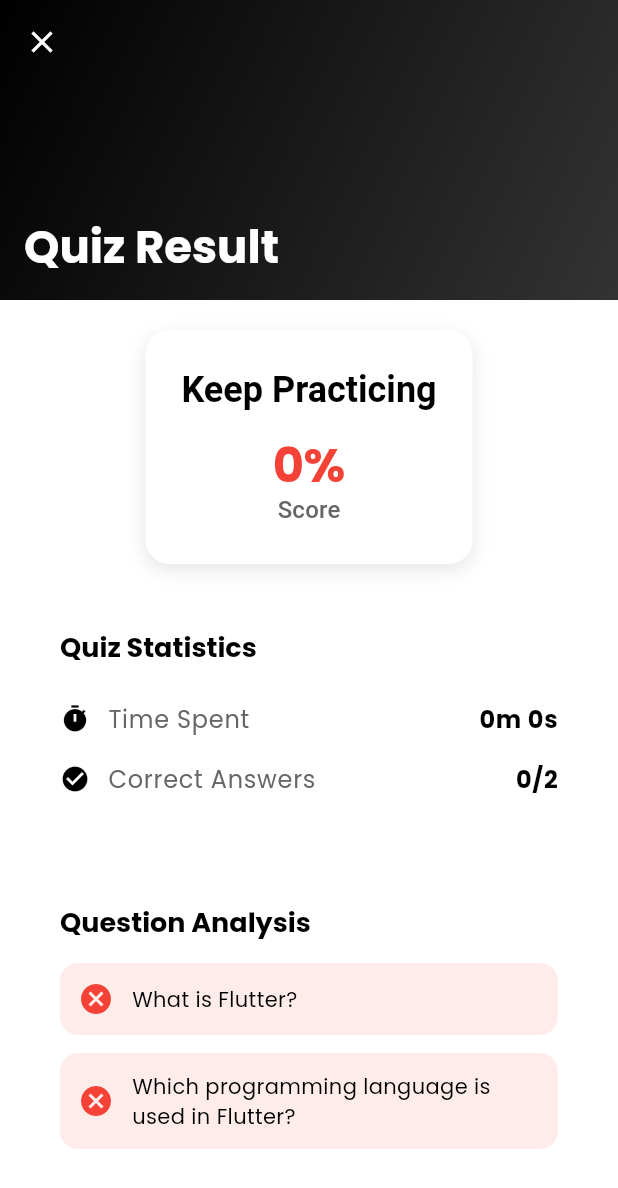
After one commit to immangoc/flutter_elearning_app, a Flutter app: the QuizResultScreen screen opened directly with sample values from the repository, on a phone screen of 412 x 824 dp. The commit adds this screen. Shown: the top 1188 px of the screen. Run offline on Flutter 3.47's test engine with Material 3 defaults, Android fonts, the phone set to English and light mode, and no system bars; our stand-ins replace bloc, cached_network_image, chewie, equatable, flutter_bloc, get and 5 more; accounts and stored records are empty.

Commit message:
add quiz result screen and related components

```diff
--- a/lib/routes/app_routes.dart
+++ b/lib/routes/app_routes.dart
@@ -36,6 +36,7 @@ class AppRoutes {
   // Quiz
   static const String quizList = '/quizzes';
   static const String quizAttempt = '/quiz/:id';
+  static const String quizResult = '/quiz/result';
   // Profile
   static const String profile = '/profile';
 
--- a/lib/routes/route_pages.dart
+++ b/lib/routes/route_pages.dart
@@ -1,4 +1,5 @@
 import 'package:e_learning/main_screen.dart';
+import 'package:e_learning/models/quiz_attempt.dart';
 import 'package:e_learning/view/auth/forgot_password_screen.dart';
 import 'package:e_learning/view/auth/login_screen.dart';
 import 'package:e_learning/view/course/course_list/course_list_screen.dart';
@@ -9,11 +10,13 @@ import 'package:e_learning/view/onboarding/onboarding_screen.dart';
 import 'package:e_learning/view/profile/profile_screen.dart';
 import 'package:e_learning/view/quiz/quiz_attempt/quiz_attempt_screen.dart';
 import 'package:e_learning/view/quiz/quiz_list/quiz_list_screen.dart';
+import 'package:e_learning/view/quiz/quiz_result/quiz_result_screen.dart';
 import 'package:e_learning/view/teacher/teacher_home_screen.dart';
 import 'package:get/get.dart';
 import 'package:e_learning/routes/app_routes.dart';
 import 'package:e_learning/view/splash/splash_screen.dart';
 
+import '../models/quiz.dart';
 import '../view/auth/register_screen.dart';
 import '../view/course/course_detail/course_detail_screen.dart';
 
@@ -50,6 +53,14 @@ class AppPages {
     ),
 
     GetPage(
+      name: '/quiz/result',
+      page: () => QuizResultScreen(
+        attempt: Get.arguments['attempt'] as QuizAttempt,
+        quiz: Get.arguments['quiz'] as Quiz,
+      ),
+    ),
+
+    GetPage(
       name: AppRoutes.lesson,
       page: () => LessonScreen(lessonId: Get.parameters['id'] ?? ''),
     ),
--- a/lib/view/quiz/quiz_attempt/quiz_attempt_screen.dart
+++ b/lib/view/quiz/quiz_attempt/quiz_attempt_screen.dart
@@ -7,8 +7,9 @@ import 'package:e_learning/view/quiz/quiz_attempt/widgets/quiz_attempt_app_bar.d
 import 'package:e_learning/view/quiz/quiz_attempt/widgets/quiz_navigation_bar.dart';
 import 'package:e_learning/view/quiz/quiz_attempt/widgets/quiz_question_page.dart';
 import 'package:e_learning/view/quiz/quiz_attempt/widgets/quiz_submit_dialog.dart';
+import 'package:e_learning/view/quiz/quiz_result/quiz_result_screen.dart';
 import 'package:flutter/material.dart';
-
+import 'package:get/get.dart';
 import '../../../models/quiz.dart';
 
 class QuizAttemptScreen extends StatefulWidget {
@@ -91,6 +92,12 @@ class _QuizAttemptScreenState extends State<QuizAttemptScreen> {
     );
     DummyDataService.saveQuizAttempt(currentAttempt!);
     //navigate to quiz result screen
+    Get.off(
+        () => QuizResultScreen(
+          attempt: currentAttempt!,
+          quiz: quiz,
+        ),
+    );
   }
 
   int _calculateScore() {
--- a/lib/view/quiz/quiz_attempt/widgets/quiz_submit_dialog.dart
+++ b/lib/view/quiz/quiz_attempt/widgets/quiz_submit_dialog.dart
@@ -1,7 +1,8 @@
 import 'package:e_learning/models/quiz.dart';
 import 'package:flutter/material.dart';
-
+import 'package:get/get.dart';
 import '../../../../models/quiz_attempt.dart';
+import '../../quiz_result/quiz_result_screen.dart';
 
 class QuizSubmitDialog extends StatelessWidget {
   final QuizAttempt attempt;
@@ -14,6 +15,22 @@ class QuizSubmitDialog extends StatelessWidget {
 
   @override
   Widget build(BuildContext context) {
-    return const Placeholder();
+    return AlertDialog(
+      title: const Text('Submit Quiz'),
+      content: const Text('Are you sure you want to submit your answers?'),
+      actions: [
+        TextButton(
+          onPressed: () => Navigator.pop(context),
+          child: const Text('Cancel'),
+        ),
+        FilledButton(
+          onPressed: () {
+            Navigator.pop(context);
+            Get.off(() => QuizResultScreen(attempt: attempt, quiz: quiz));
+          },
+          child: const Text('Submit'),
+        ),
+      ],
+    );
   }
 }
--- /dev/null
+++ b/lib/view/quiz/quiz_result/quiz_result_screen.dart
@@ -0,0 +1,81 @@
+import 'package:e_learning/models/quiz.dart';
+import 'package:e_learning/models/quiz_attempt.dart';
+import 'package:e_learning/routes/app_routes.dart';
+import 'package:e_learning/view/quiz/quiz_result/widgets/quiz_question_analysis.dart';
+import 'package:e_learning/view/quiz/quiz_result/widgets/quiz_score_card.dart';
+import 'package:e_learning/view/quiz/quiz_result/widgets/quiz_stats_card.dart';
+import 'package:flutter/material.dart';
+import 'package:get/get.dart';
+import '../../../core/theme/app_color.dart';
+
+class QuizResultScreen extends StatelessWidget {
+  final QuizAttempt attempt;
+  final Quiz quiz;
+  const QuizResultScreen({
+    super.key,
+    required this.attempt,
+    required this.quiz,
+  });
+
+  @override
+  Widget build(BuildContext context) {
+    final theme = Theme.of(context);
+    final totalPoints = quiz.questions.fold(0, (sum, q) => sum + q.points);
+    final percentage = ((attempt.score / totalPoints) * 100).round();
+    final isPassed = percentage >= 70;
+
+    return Scaffold(
+      backgroundColor: AppColors.lightBackground,
+      body: CustomScrollView(
+        physics: const BouncingScrollPhysics(),
+        slivers: [
+          SliverAppBar(
+            expandedHeight: 200,
+            pinned: true,
+            backgroundColor: AppColors.primary,
+            leading: IconButton(
+              onPressed: () => Get.offAllNamed(
+                AppRoutes.main,
+                arguments: {'initialIndex': 2},
+              ), //2 is the index for the quiz tab
+              icon: Icon(Icons.close, color: AppColors.accent),
+            ),
+            flexibleSpace: FlexibleSpaceBar(
+              titlePadding: const EdgeInsets.all(16),
+              title: Text(
+                'Quiz Result',
+                style: theme.textTheme.headlineMedium?.copyWith(
+                  color: AppColors.accent,
+                  fontWeight: FontWeight.bold,
+                ),
+              ),
+              background: Container(
+                decoration: const BoxDecoration(
+                  gradient: LinearGradient(
+                    colors: [AppColors.primary, AppColors.primaryLight],
+                    begin: Alignment.topLeft,
+                    end: Alignment.bottomRight,
+                  ),
+                ),
+              ),
+            ),
+          ),
+          SliverToBoxAdapter(
+            child: Padding(
+              padding: const EdgeInsets.all(20),
+              child: Column(
+                children: [
+                  QuizScoreCard(percentage: percentage, isPassed: isPassed),
+                  const SizedBox(height: 24),
+                  QuizStatsCard(quiz: quiz, attempt: attempt),
+                  const SizedBox(height: 24),
+                  QuizQuestionAnalysis(quiz: quiz, attempt: attempt),
+                ],
+              ),
+            ),
+          ),
+        ],
+      ),
+    );
+  }
+}
--- /dev/null
+++ b/lib/view/quiz/quiz_result/widgets/quiz_question_analysis.dart
@@ -0,0 +1,79 @@
+import 'package:e_learning/core/theme/app_color.dart';
+import 'package:e_learning/models/question.dart';
+import 'package:e_learning/models/quiz.dart';
+import 'package:e_learning/models/quiz_attempt.dart';
+import 'package:flutter/material.dart';
+
+class QuizQuestionAnalysis extends StatelessWidget {
+  final Quiz quiz;
+  final QuizAttempt attempt;
+  const QuizQuestionAnalysis({
+    super.key,
+    required this.quiz,
+    required this.attempt,
+  });
+
+  @override
+  Widget build(BuildContext context) {
+    final theme = Theme.of(context);
+    return Container(
+      padding: const EdgeInsets.all(20),
+      decoration: BoxDecoration(
+        color: AppColors.accent,
+        borderRadius: BorderRadius.circular(16),
+      ),
+      child: Column(
+        crossAxisAlignment: CrossAxisAlignment.start,
+        children: [
+          Text(
+            'Question Analysis',
+            style: theme.textTheme.titleLarge?.copyWith(
+              color: AppColors.primary,
+              fontWeight: FontWeight.bold,
+            ),
+          ),
+          const SizedBox(height: 16),
+          ...quiz.questions.map((question) {
+            final userAnswer = attempt.answers[question.id];
+            final isCorrect = userAnswer == question.correctOptionID;
+            return _buildQuestionResult(theme, question, isCorrect);
+          }),
+        ],
+      ),
+    );
+  }
+
+  Widget _buildQuestionResult(
+    ThemeData theme,
+    Question question,
+    bool isCorrect,
+  ) {
+    return Container(
+      margin: const EdgeInsets.only(bottom: 12),
+      padding: const EdgeInsets.all(12),
+      decoration: BoxDecoration(
+        color: isCorrect
+            ? Colors.green.withOpacity(0.1)
+            : Colors.red.withOpacity(0.1),
+        borderRadius: BorderRadius.circular(12),
+      ),
+      child: Row(
+        children: [
+          Icon(
+            isCorrect ? Icons.check_circle : Icons.cancel,
+            color: isCorrect ? Colors.green : Colors.red,
+          ),
+          const SizedBox(width: 12),
+          Expanded(
+            child: Text(
+              question.text,
+              style: theme.textTheme.bodyMedium?.copyWith(
+                color: AppColors.primary,
+              ),
+            ),
+          ),
+        ],
+      ),
+    );
+  }
+}
--- /dev/null
+++ b/lib/view/quiz/quiz_result/widgets/quiz_score_card.dart
@@ -0,0 +1,56 @@
+import 'package:e_learning/core/theme/app_color.dart';
+import 'package:flutter/material.dart';
+
+class QuizScoreCard extends StatelessWidget {
+  final int percentage;
+  final bool isPassed;
+  const QuizScoreCard({
+    super.key,
+    required this.percentage,
+    required this.isPassed,
+  });
+
+  @override
+  Widget build(BuildContext context) {
+    final theme = Theme.of(context);
+    return Container(
+      padding: const EdgeInsets.all(24),
+      decoration: BoxDecoration(
+        color: AppColors.accent,
+        borderRadius: BorderRadius.circular(16),
+        boxShadow: [
+          BoxShadow(
+            color: AppColors.primary.withOpacity(0.1),
+            blurRadius: 10,
+            offset: const Offset(0, 4),
+          ),
+        ],
+      ),
+      child: Column(
+        children: [
+          Text(
+            isPassed ? 'Congratulation!' : 'Keep Practicing',
+            style: theme.textTheme.headlineSmall?.copyWith(
+              color: AppColors.primary,
+              fontWeight: FontWeight.bold,
+            ),
+          ),
+          const SizedBox(height: 16),
+          Text(
+            '$percentage%',
+            style: theme.textTheme.displayLarge?.copyWith(
+              color: isPassed ? Colors.green : Colors.red,
+              fontWeight: FontWeight.bold,
+            ),
+          ),
+          Text(
+            'Score',
+            style: theme.textTheme.titleMedium?.copyWith(
+              color: AppColors.secondary,
+            ),
+          ),
+        ],
+      ),
+    );
+  }
+}
--- /dev/null
+++ b/lib/view/quiz/quiz_result/widgets/quiz_stats_card.dart
@@ -0,0 +1,82 @@
+import 'package:e_learning/core/theme/app_color.dart';
+import 'package:e_learning/models/quiz.dart';
+import 'package:e_learning/models/quiz_attempt.dart';
+import 'package:flutter/material.dart';
+
+class QuizStatsCard extends StatelessWidget {
+  final Quiz quiz;
+  final QuizAttempt attempt;
+  const QuizStatsCard({super.key, required this.quiz, required this.attempt});
+
+  @override
+  Widget build(BuildContext context) {
+    final theme = Theme.of(context);
+    final correctAnswers = quiz.questions
+        .where((q) => q.correctOptionID == attempt.answers[q.id])
+        .length;
+
+    return Container(
+      padding: const EdgeInsets.all(20),
+      decoration: BoxDecoration(
+        color: AppColors.accent,
+        borderRadius: BorderRadius.circular(16),
+      ),
+      child: Column(
+        crossAxisAlignment: CrossAxisAlignment.start,
+        children: [
+          Text(
+            'Quiz Statistics',
+            style: theme.textTheme.titleLarge?.copyWith(
+              color: AppColors.primary,
+              fontWeight: FontWeight.bold,
+            ),
+          ),
+          const SizedBox(height: 16),
+          _buildStatRow(
+            theme,
+            'Time Spent',
+            '${attempt.timeSpent ~/ 60}m ${attempt.timeSpent % 60}s',
+            Icons.timer,
+          ),
+          _buildStatRow(
+            theme,
+            'Correct Answers',
+            '$correctAnswers/${quiz.questions.length}',
+            Icons.check_circle,
+          ),
+        ],
+      ),
+    );
+  }
+
+  Widget _buildStatRow(
+    ThemeData theme,
+    String label,
+    String value,
+    IconData icon,
+  ) {
+    return Padding(
+      padding: const EdgeInsets.symmetric(vertical: 8),
+      child: Row(
+        children: [
+          Icon(icon, color: AppColors.primary, size: 20),
+          const SizedBox(width: 12),
+          Text(
+            label,
+            style: theme.textTheme.bodyLarge?.copyWith(
+              color: AppColors.secondary,
+            ),
+          ),
+          const Spacer(),
+          Text(
+            value,
+            style: theme.textTheme.bodyLarge?.copyWith(
+              color: AppColors.primary,
+              fontWeight: FontWeight.bold,
+            ),
+          ),
+        ],
+      ),
+    );
+  }
+}
```
